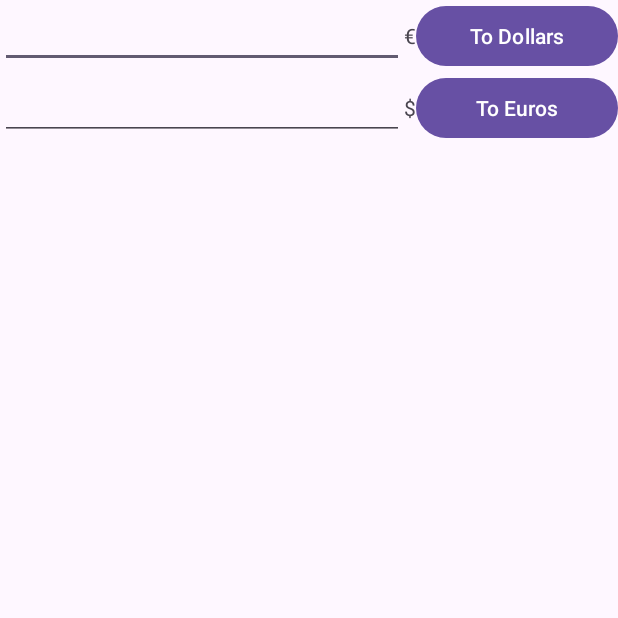
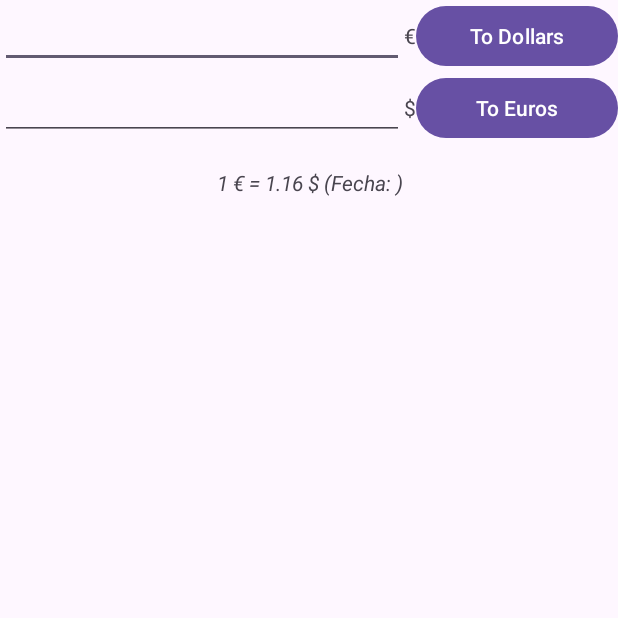
Before and after one commit to uo294319/IS-2025-uo294319-uo294241, an Android app: the screen it shows after launch (MainActivity), after a tap on "To Dollars", on a phone screen of 412 x 824 dp, the top half of it. Run offline under Robolectric (Android 15) with nearby library versions, the phone set to English and light mode, and no system bars.

Commit message:
6 LiveData

```diff
--- a/app/src/main/java/es/uniovi/converter/MainActivity.kt
+++ b/app/src/main/java/es/uniovi/converter/MainActivity.kt
@@ -1,53 +1,59 @@
+// Archivo: MainActivity.kt
 package es.uniovi.converter
 
 import android.os.Bundle
-import android.util.Log
-import android.view.View
 import android.widget.EditText
-import android.widget.Toast
+import android.widget.TextView // Import necesario
 import androidx.activity.enableEdgeToEdge
 import androidx.activity.viewModels
 import androidx.appcompat.app.AppCompatActivity
 import androidx.core.view.ViewCompat
 import androidx.core.view.WindowInsetsCompat
-import androidx.lifecycle.lifecycleScope
-import kotlinx.coroutines.launch
-import org.json.JSONObject
-import java.io.BufferedReader
-import java.io.InputStreamReader
-import java.net.HttpURLConnection
-import java.net.URL
-import kotlin.properties.Delegates
 
 class MainActivity : AppCompatActivity() {
-    //val euroToDollar:Double = 1.16;
+
     private val viewModel: MainViewModel by viewModels()
-    lateinit var editTextEuros: EditText;
-    lateinit var editTextDollars:EditText;
+    private val deafultRate = 1.16
+
+    lateinit var editTextEuros: EditText
+    lateinit var editTextDollars: EditText
+    lateinit var textViewInfo: TextView // Referencia para info (rate + fecha)
 
     override fun onCreate(savedInstanceState: Bundle?) {
         super.onCreate(savedInstanceState)
         enableEdgeToEdge()
         setContentView(R.layout.activity_main)
+
+        // Ajuste de insets (código existente)
         ViewCompat.setOnApplyWindowInsetsListener(findViewById(R.id.main)) { v, insets ->
             val systemBars = insets.getInsets(WindowInsetsCompat.Type.systemBars())
             v.setPadding(systemBars.left, systemBars.top, systemBars.right, systemBars.bottom)
             insets
         }
-        editTextEuros = findViewById<EditText>(R.id.editTextEuros)
-        editTextDollars = findViewById<EditText>(R.id.editTextDollars)
-        viewModel.fetchExchangeRate();
+
+        // Inicializar las variables para modificar layout
+        editTextEuros = findViewById(R.id.editTextEuros)
+        editTextDollars = findViewById(R.id.editTextDollars)
+        textViewInfo = findViewById(R.id.textViewInfo)
+
+        // LiveData. "this" es el LifecycleOwner (la Activity).
+        viewModel.exchangeInfo.observe(this) { info ->
+            // Este código se ejecuta automáticamente cada vez que _exchangeInfo cambia en el ViewModel
+            textViewInfo.text = "1 € = ${info.rate} $ (Fecha: ${info.date})"
+        }
+
+        viewModel.fetchExchangeRate()
     }
 
     fun onClickToDollars(view: android.view.View) {
-        //Toast.makeText(this, "¡Me han pulsado!", Toast.LENGTH_SHORT).show()
-        val factor = viewModel.euroToDollar
+        // Obtenemos el factor actual del LiveData.
+        val factor = viewModel.exchangeInfo.value?.rate ?: deafultRate
         convert(editTextEuros, editTextDollars, factor)
     }
 
     fun onClickToEuros(view: android.view.View) {
-        //Toast.makeText(this, "¡Me han pulsado!", Toast.LENGTH_SHORT).show()
-        val factor = viewModel.euroToDollar
+        // Obtenemos el factor actual del LiveData.
+        val factor = viewModel.exchangeInfo.value?.rate ?: deafultRate
         convert(editTextDollars, editTextEuros, 1 / factor)
     }
 
--- a/app/src/main/java/es/uniovi/converter/MainViewModel.kt
+++ b/app/src/main/java/es/uniovi/converter/MainViewModel.kt
@@ -1,56 +1,55 @@
+// Archivo: MainViewModel.kt
 package es.uniovi.converter
 
 import android.util.Log
-import android.widget.Toast
+import androidx.lifecycle.LiveData
+import androidx.lifecycle.MutableLiveData
 import androidx.lifecycle.ViewModel
 import androidx.lifecycle.viewModelScope
 import kotlinx.coroutines.launch
 
-// File: MainViewModel.kt
-// Asegúrate de que el paquete es el mismo que el de MainActivity.kt
-
 class MainViewModel : ViewModel() {
 
-    // Ahora la tasa de cambio estará en el ViewModel en vez de en la Activity
-    var euroToDollar: Double = 1.16
-    var yaDescargado: Boolean = false  // Para evitar múltiples descargas
+    // 1. Creamos el LiveData privado (para que solo el ViewModel pueda escribir)
+    // Inicializamos con valores por defecto (1.16 y fecha desconocida o vacía)
+    private val _exchangeInfo = MutableLiveData<ExchangeInfo>(ExchangeInfo(1.16, ""))
 
-    // Lo que va dentro del bloque init se ejecuta cuando se crea el ViewModel
-    // lo que ocurrirá una sola vez, incluso si la Activity se destruye y se crea otra nueva.
+    // 2. Exponemos un LiveData público e inmutable para que la Activity lo observe
+    val exchangeInfo: LiveData<ExchangeInfo> get() = _exchangeInfo
+
+    var yaDescargado: Boolean = false
+
     init {
         Log.d("MainViewModel", "ViewModel created! Fetching data...")
     }
 
-    // La función que obtiene la tasa de cambio se mueve aqui
-    // en vez de en la Activity.
     fun fetchExchangeRate() {
-        // Lo primero, si ya fue descargado, no hacer nada
         if (yaDescargado) return
 
-        // En caso contrario, usar un launch para la tarea asíncrona que descargue
-        // la tasa de cambio pero ahora el scope es viewModelScope en vez de lifecycleScope
-        // Este scope se cancela automáticamente cuando el ViewModel se destruye
-        // lo que ocurre si el usuario cierra la app.
         viewModelScope.launch {
-            // El contenido es igual que antes, solo que sin el Toast
-            // y recuerda poner yaDescargado a true al finalizar
             try {
                 val response = RetrofitClient.api.convert("EUR", "USD", 1.0)
                 val exchangeRateResponse = response.body()
+
                 if (!response.isSuccessful || exchangeRateResponse == null) {
-                    Log.e("MainActivity", "Error al obtener el cambio: ${response.code()}")
+                    Log.e("MainViewModel", "Error al obtener el cambio: ${response.code()}")
                     return@launch
                 }
-                euroToDollar = exchangeRateResponse.rates.USD
-                /*Toast.makeText(
-                    this@MainActivity,
-                    "Cambio actualizado: $euroToDollar",
-                    Toast.LENGTH_SHORT
-                ).show()*/
-                Log.d("MainActivity", "Cambio actualizado: $euroToDollar")
-                yaDescargado = true;
+
+                // 3. Obtenemos los datos del servidor
+                val newRate = exchangeRateResponse.rates.USD
+                val newDate = exchangeRateResponse.date
+
+                // 4. Actualizamos el LiveData. Esto notificará automáticamente a la Activity.
+                // Usamos postValue si estuviéramos en un hilo de fondo, pero dentro de
+                // viewModelScope.launch (Main dispatcher) también valdría .value = ...
+                _exchangeInfo.postValue(ExchangeInfo(newRate, newDate))
+
+                Log.d("MainViewModel", "Cambio actualizado: $newRate ($newDate)")
+                yaDescargado = true
+
             } catch (e: Exception) {
-                Log.e("MainActivity", "Excepción al obtener el cambio", e)
+                Log.e("MainViewModel", "Excepción al obtener el cambio", e)
             }
         }
     }
--- a/app/src/main/java/es/uniovi/converter/Models.kt
+++ b/app/src/main/java/es/uniovi/converter/Models.kt
@@ -9,6 +9,12 @@ import retrofit2.converter.gson.GsonConverterFactory
 data class Rates(
     val USD: Double
 )
+
+data class ExchangeInfo(
+    val rate: Double,
+    val date: String
+)
+
 data class ExchangeRateResponse(
     val amount: Double,
     val base: String,
--- a/app/src/main/res/layout/activity_main.xml
+++ b/app/src/main/res/layout/activity_main.xml
@@ -70,5 +70,15 @@
                 android:onClick="onClickToEuros"
                 android:text="@string/button_to_euros" />
         </LinearLayout>
+
+        <TextView
+            android:id="@+id/textViewInfo"
+            android:layout_width="match_parent"
+            android:layout_height="wrap_content"
+            android:gravity="center"
+            android:padding="16dp"
+            android:text="Cargando tasa..."
+            android:textSize="14sp"
+            android:textStyle="italic" />
     </LinearLayout>
 </androidx.constraintlayout.widget.ConstraintLayout>
```
